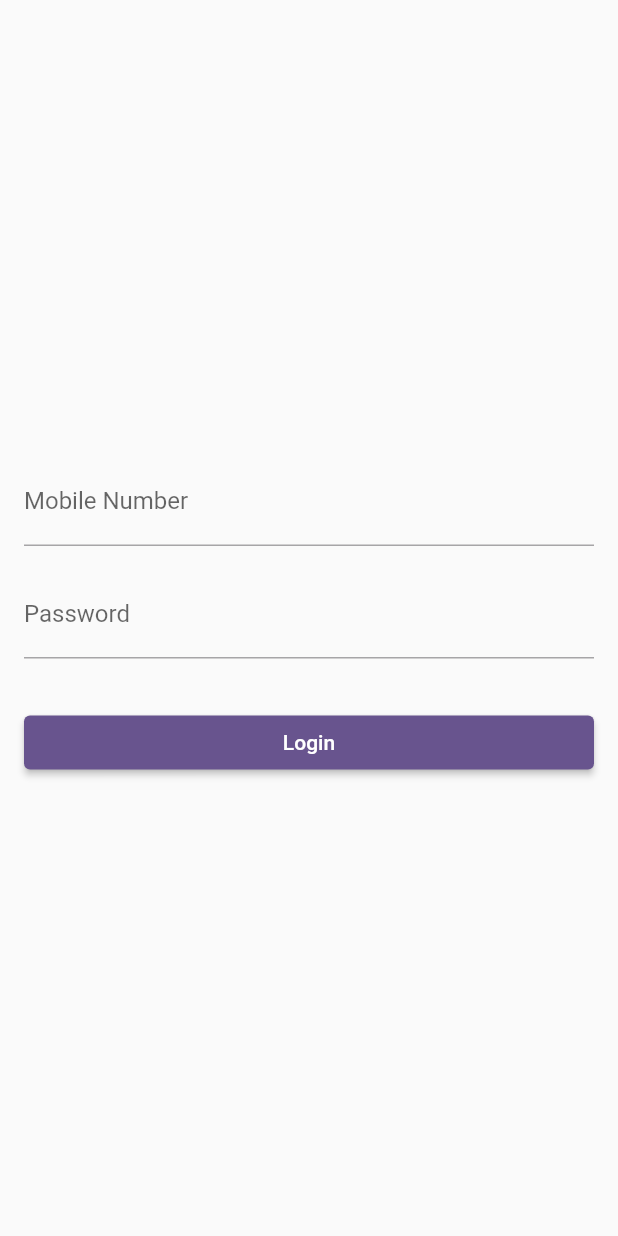
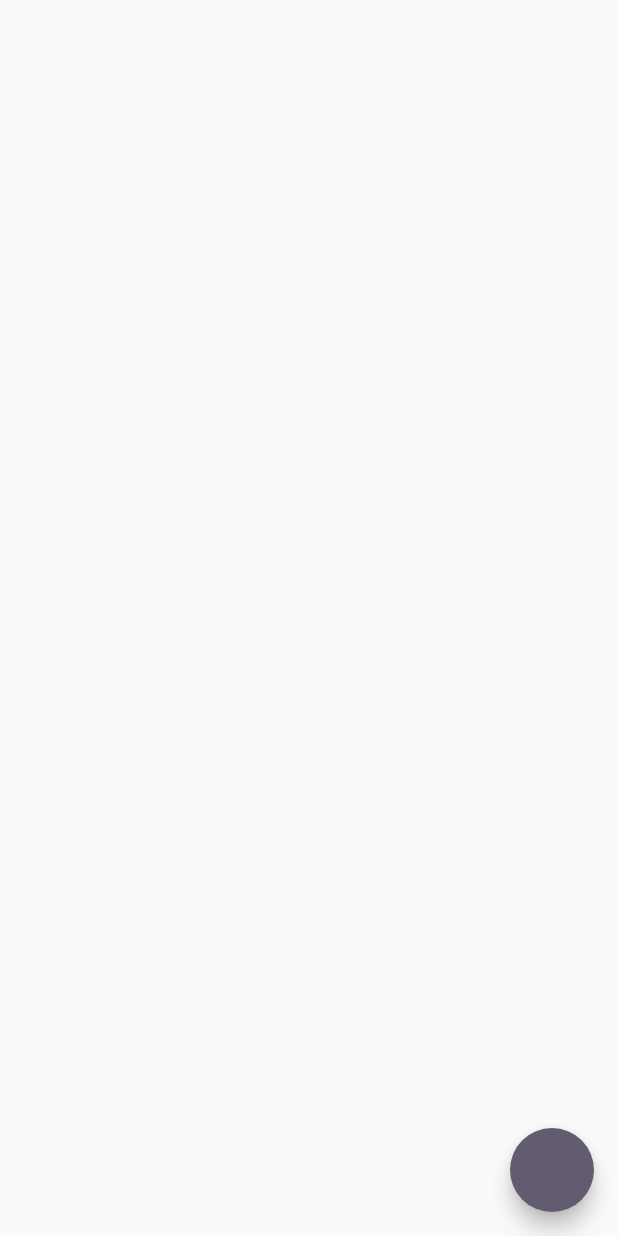
Before and after one commit to rapaterno/pricelocq_assessment, a Flutter app: the screen it shows after launch, on a phone screen of 412 x 824 dp. Run offline on Flutter 3.47's test engine with Material 2 defaults, Android fonts, the phone set to English and light mode, and no system bars; our stand-ins replace bloc, bloc_concurrency, dio, flutter_bloc, flutter_secure_storage, freezed_annotation and 3 more.

```diff
--- a/lib/main.dart
+++ b/lib/main.dart
@@ -6,6 +6,7 @@ import 'package:pricelocq_assessment/di/injector.dart';
 import 'package:pricelocq_assessment/l10n/generated/locq_localization.dart';
 import 'package:pricelocq_assessment/presentation/observers/simple_bloc_observer.dart';
 import 'package:pricelocq_assessment/presentation/router/route_generator.dart';
+import 'package:pricelocq_assessment/presentation/screens/home_screen.dart';
 import 'package:pricelocq_assessment/presentation/theme/theme_data.dart';
 
 void main() {
@@ -45,7 +46,9 @@ class MyApp extends StatelessWidget {
           GlobalWidgetsLocalizations.delegate,
           GlobalCupertinoLocalizations.delegate
         ],
-        onGenerateRoute: RouteGenerator.generateRoute,
+        // onGenerateRoute: RouteGenerator.generateRoute,
+        //TODO: Put back generate route
+        home: HomeScreen(),
         theme: theme,
       ),
     );
--- a/lib/presentation/router/route_generator.dart
+++ b/lib/presentation/router/route_generator.dart
@@ -1,5 +1,6 @@
 import 'package:flutter/material.dart';
 import 'package:pricelocq_assessment/presentation/router/routes.dart';
+import 'package:pricelocq_assessment/presentation/screens/home_screen.dart';
 import 'package:pricelocq_assessment/presentation/screens/landing_screen.dart';
 import 'package:pricelocq_assessment/presentation/screens/login_screen.dart';
 import 'package:pricelocq_assessment/presentation/screens/route_not_found_screen.dart';
@@ -9,6 +10,11 @@ class RouteGenerator {
     RouteSettings settings,
   ) {
     switch (settings.name) {
+      case LocqRoutes.homeScreen:
+        return MaterialPageRoute(
+          settings: settings,
+          builder: (_) => const HomeScreen(),
+        );
       case LocqRoutes.loginScreen:
         return MaterialPageRoute(
           settings: settings,
--- a/lib/presentation/router/routes.dart
+++ b/lib/presentation/router/routes.dart
@@ -1,5 +1,5 @@
 abstract class LocqRoutes {
   static const String loginScreen = '/';
   static const String landingScreen = '/landingScreen';
-  static const String selectStationScreen = '/selectStationScreen';
+  static const String homeScreen = '/homeScreen';
 }
--- /dev/null
+++ b/lib/presentation/screens/home_screen.dart
@@ -0,0 +1,21 @@
+import 'package:flutter/material.dart';
+import 'package:flutter/src/widgets/container.dart';
+import 'package:flutter/src/widgets/framework.dart';
+
+class HomeScreen extends StatelessWidget {
+  const HomeScreen({super.key});
+
+  @override
+  Widget build(BuildContext context) {
+    return Scaffold(
+      body: buildBody(),
+      floatingActionButton: FloatingActionButton(onPressed: triggerAnimation),
+    );
+  }
+
+  Widget buildBody() {
+    return Stack();
+  }
+
+  void triggerAnimation() {}
+}
--- a/lib/presentation/screens/landing_screen.dart
+++ b/lib/presentation/screens/landing_screen.dart
@@ -5,8 +5,8 @@ import 'package:pricelocq_assessment/di/injector.dart';
 import 'package:pricelocq_assessment/domain/features/station/station_bloc.dart';
 import 'package:pricelocq_assessment/presentation/screens/abstract_landing_screen.dart';
 import 'package:pricelocq_assessment/presentation/utils/distance_utils.dart';
-import 'package:pricelocq_assessment/presentation/widgets/selected_station_tile.dart';
-import 'package:pricelocq_assessment/presentation/widgets/station_map.dart';
+import 'package:pricelocq_assessment/presentation/widgets/map/selected_station_tile.dart';
+import 'package:pricelocq_assessment/presentation/widgets/map/station_map.dart';
 import 'package:pricelocq_assessment/res/colors.dart';
 
 class LandingScreen extends AbstractLandingScreen {
```
Also changed, not shown: lib/presentation/screens/abstract_landing_screen.dart (+2 -7 lines), lib/presentation/widgets/home/locqy_spin_dialog.dart (added), lib/presentation/widgets/map/geolocator_permissions.dart (renamed from lib/presentation/widgets/geolocator_permissions.dart), lib/presentation/widgets/map/selected_station_tile.dart (renamed from lib/presentation/widgets/selected_station_tile.dart), lib/presentation/widgets/map/station_list_tile.dart (renamed from lib/presentation/widgets/station_list_tile.dart), lib/presentation/widgets/map/station_map.dart (renamed from lib/presentation/widgets/station_map.dart).
